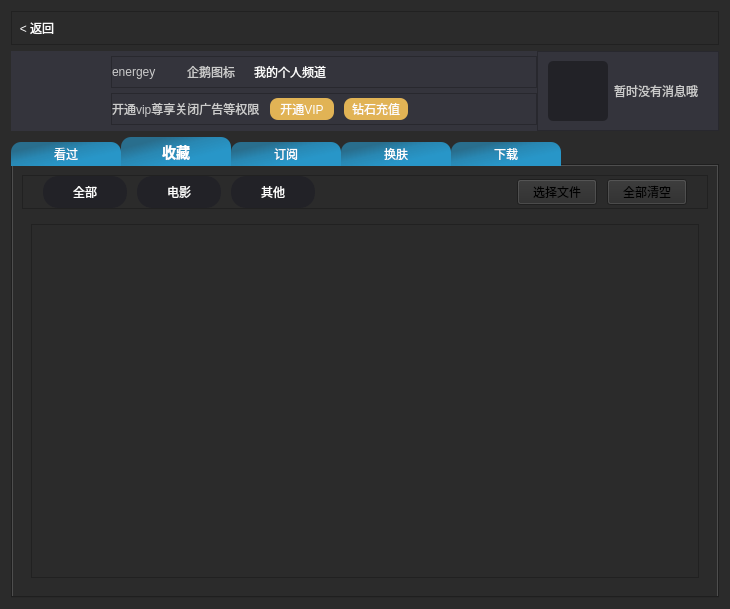
Before: the Qt Designer form VideoPlayer/videomodels/PersonFileForm.ui in huizhang556/pc-video-player, drawn with Qt 5.
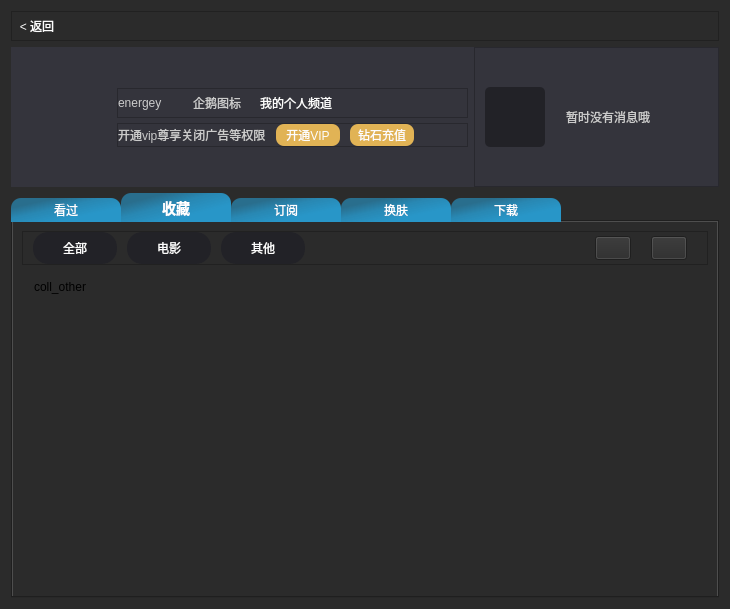
After: the same form once the commit is applied. The open tabs and pages were chosen to show the change. Icons and pictures are not drawn.

```diff
--- a/VideoPlayer/videomodels/PersonFileForm.ui
+++ b/VideoPlayer/videomodels/PersonFileForm.ui
@@ -53,13 +53,13 @@
             <property name="minimumSize">
              <size>
               <width>50</width>
-              <height>32</height>
+              <height>28</height>
              </size>
             </property>
             <property name="maximumSize">
              <size>
               <width>50</width>
-              <height>16777215</height>
+              <height>28</height>
              </size>
             </property>
             <property name="styleSheet">
@@ -101,6 +101,18 @@
      </item>
      <item>
       <widget class="QWidget" name="widget" native="true">
+       <property name="minimumSize">
+        <size>
+         <width>0</width>
+         <height>140</height>
+        </size>
+       </property>
+       <property name="maximumSize">
+        <size>
+         <width>16777215</width>
+         <height>140</height>
+        </size>
+       </property>
        <property name="styleSheet">
         <string notr="true">background-color:#34343c;</string>
        </property>
@@ -122,28 +134,15 @@
         </property>
         <item>
          <layout class="QHBoxLayout" name="horizontalLayout_8">
-          <item>
-           <spacer name="horizontalSpacer_76">
-            <property name="orientation">
-             <enum>Qt::Horizontal</enum>
-            </property>
-            <property name="sizeType">
-             <enum>QSizePolicy::Fixed</enum>
-            </property>
-            <property name="sizeHint" stdset="0">
-             <size>
-              <width>10</width>
-              <height>20</height>
-             </size>
-            </property>
-           </spacer>
-          </item>
+          <property name="spacing">
+           <number>6</number>
+          </property>
           <item>
            <widget class="QLabel" name="labeluserpic">
             <property name="minimumSize">
              <size>
-              <width>80</width>
-              <height>80</height>
+              <width>100</width>
+              <height>100</height>
              </size>
             </property>
             <property name="maximumSize">
@@ -156,8 +155,8 @@
              <string notr="true">QLabel
 {
 border-image: url(:/images/icon/collect_title.png);
-border-radius:30px;
-margin:5px;
+border-radius:40px;
+margin:10px;
 }</string>
             </property>
             <property name="text">
@@ -165,27 +164,24 @@
             </property>
            </widget>
           </item>
-          <item>
-           <spacer name="horizontalSpacer_77">
-            <property name="orientation">
-             <enum>Qt::Horizontal</enum>
-            </property>
-            <property name="sizeType">
-             <enum>QSizePolicy::Fixed</enum>
-            </property>
-            <property name="sizeHint" stdset="0">
-             <size>
-              <width>10</width>
-              <height>20</height>
-             </size>
-            </property>
-           </spacer>
-          </item>
           <item>
            <layout class="QVBoxLayout" name="verticalLayout_2">
             <property name="spacing">
-             <number>0</number>
+             <number>5</number>
             </property>
+            <item>
+             <spacer name="verticalSpacer_2">
+              <property name="orientation">
+               <enum>Qt::Vertical</enum>
+              </property>
+              <property name="sizeHint" stdset="0">
+               <size>
+                <width>20</width>
+                <height>40</height>
+               </size>
+              </property>
+             </spacer>
+            </item>
             <item>
              <widget class="QFrame" name="frame_2">
               <property name="maximumSize">
@@ -460,10 +456,29 @@
               </layout>
              </widget>
             </item>
+            <item>
+             <spacer name="verticalSpacer">
+              <property name="orientation">
+               <enum>Qt::Vertical</enum>
+              </property>
+              <property name="sizeHint" stdset="0">
+               <size>
+                <width>20</width>
+                <height>40</height>
+               </size>
+              </property>
+             </spacer>
+            </item>
            </layout>
           </item>
           <item>
            <widget class="QFrame" name="frame_4">
+            <property name="minimumSize">
+             <size>
+              <width>245</width>
+              <height>0</height>
+             </size>
+            </property>
             <property name="frameShape">
              <enum>QFrame::StyledPanel</enum>
             </property>
@@ -536,6 +551,22 @@
                  </property>
                 </widget>
                </item>
+               <item>
+                <spacer name="horizontalSpacer_25">
+                 <property name="orientation">
+                  <enum>Qt::Horizontal</enum>
+                 </property>
+                 <property name="sizeType">
+                  <enum>QSizePolicy::Fixed</enum>
+                 </property>
+                 <property name="sizeHint" stdset="0">
+                  <size>
+                   <width>15</width>
+                   <height>20</height>
+                  </size>
+                 </property>
+                </spacer>
+               </item>
                <item>
                 <widget class="QLabel" name="label_prompt">
                  <property name="styleSheet">
@@ -924,7 +955,7 @@
                   </property>
                   <property name="sizeHint" stdset="0">
                    <size>
-                    <width>20</width>
+                    <width>10</width>
                     <height>20</height>
                    </size>
                   </property>
@@ -1070,8 +1101,24 @@
                     <height>24</height>
                    </size>
                   </property>
+                  <property name="maximumSize">
+                   <size>
+                    <width>36</width>
+                    <height>16777215</height>
+                   </size>
+                  </property>
+                  <property name="styleSheet">
+                   <string notr="true">QPushButton
+{
+border-image: url(:/images/icon/all_openfile.png);
+}
+QPushButton:hover
+{
+border-image: url(:/images/icon/all_openfile_hover.png);
+}</string>
+                  </property>
                   <property name="text">
-                   <string>选择文件</string>
+                   <string/>
                   </property>
                  </widget>
                 </item>
@@ -1085,7 +1132,7 @@
                   </property>
                   <property name="sizeHint" stdset="0">
                    <size>
-                    <width>10</width>
+                    <width>20</width>
                     <height>20</height>
                    </size>
                   </property>
@@ -1099,8 +1146,24 @@
                     <height>24</height>
                    </size>
                   </property>
+                  <property name="maximumSize">
+                   <size>
+                    <width>36</width>
+                    <height>16777215</height>
+                   </size>
+                  </property>
+                  <property name="styleSheet">
+                   <string notr="true">QPushButton
+{
+border-image: url(:/images/icon/his_delete_hover.png);
+}
+QPushButton:hover
+{
+border-image: url(:/images/icon/his_delete_hover_orange.png);
+}</string>
+                  </property>
                   <property name="text">
-                   <string>全部清空</string>
+                   <string/>
                   </property>
                  </widget>
                 </item>
@@ -1147,7 +1210,28 @@
              <widget class="QWidget" name="page_coll_other">
               <layout class="QVBoxLayout" name="verticalLayout_13">
                <item>
-                <widget class="QListWidget" name="listWidget_coll_other"/>
+                <widget class="QListWidget" name="listWidget_coll_other">
+                 <property name="styleSheet">
+                  <string notr="true">QListWidget
+{
+border:none;
+}
+QListWidget::item
+{
+
+}
+
+QListWidget::item:hover
+{
+
+}</string>
+                 </property>
+                 <item>
+                  <property name="text">
+                   <string>coll_other</string>
+                  </property>
+                 </item>
+                </widget>
                </item>
               </layout>
              </widget>
```
Left out of the diff: 254 changed lines with no effect on the pictures.
